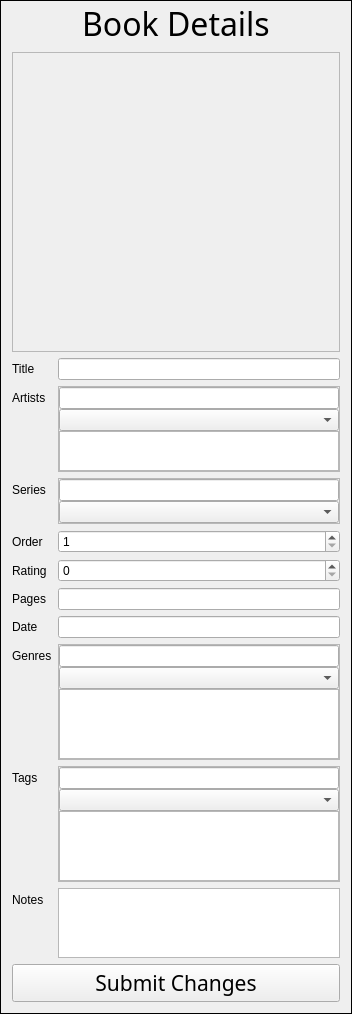
rexosorous/manga-viewer, file ui/details_frame.ui: the form before one commit.
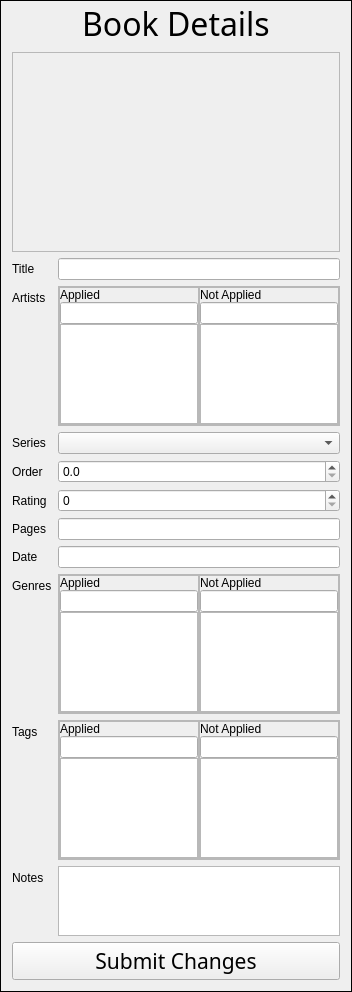
The form after the commit. Icons and pictures are not drawn.

Commit message:
reconfigured how QListWidgetItems were made for metadata entries
there's an issue where the same QListWidgetItem can't be added to more than one QListWidget. i assumed and relied on the opposite being true. so mid development of the details_pane.py, i had to reconfigure how QListWidgetItems were made and distributed which is why you'll see some weird stuff in details_pane.py

The edit to the form file:
```diff
--- a/ui/details_frame.ui
+++ b/ui/details_frame.ui
@@ -47,13 +47,13 @@
      <property name="minimumSize">
       <size>
        <width>0</width>
-       <height>300</height>
+       <height>200</height>
       </size>
      </property>
      <property name="maximumSize">
       <size>
        <width>16777215</width>
-       <height>400</height>
+       <height>200</height>
       </size>
      </property>
      <property name="frameShape">
@@ -82,14 +82,14 @@
        <widget class="QLabel" name="cover_img">
         <property name="minimumSize">
          <size>
-          <width>210</width>
-          <height>300</height>
+          <width>140</width>
+          <height>200</height>
          </size>
         </property>
         <property name="maximumSize">
          <size>
-          <width>210</width>
-          <height>300</height>
+          <width>140</width>
+          <height>200</height>
          </size>
         </property>
         <property name="text">
@@ -109,24 +109,24 @@
      </layout>
     </widget>
    </item>
-   <item row="2" column="0">
+   <item row="3" column="0">
     <widget class="QLabel" name="label_12">
      <property name="text">
       <string>Title</string>
      </property>
     </widget>
    </item>
-   <item row="2" column="1">
+   <item row="3" column="1">
     <widget class="QLineEdit" name="title_text"/>
    </item>
-   <item row="3" column="0">
+   <item row="4" column="0">
     <widget class="QLabel" name="label_8">
      <property name="text">
       <string>Artists</string>
      </property>
     </widget>
    </item>
-   <item row="3" column="1">
+   <item row="4" column="1">
     <widget class="QFrame" name="frame_7">
      <property name="frameShape">
       <enum>QFrame::StyledPanel</enum>
@@ -134,7 +134,7 @@
      <property name="frameShadow">
       <enum>QFrame::Raised</enum>
      </property>
-     <layout class="QVBoxLayout" name="verticalLayout_8">
+     <layout class="QHBoxLayout" name="horizontalLayout_2">
       <property name="spacing">
        <number>0</number>
       </property>
@@ -151,100 +151,191 @@
        <number>0</number>
       </property>
       <item>
-       <widget class="QLineEdit" name="artists_text"/>
+       <widget class="QFrame" name="frame_3">
+        <property name="frameShape">
+         <enum>QFrame::StyledPanel</enum>
+        </property>
+        <property name="frameShadow">
+         <enum>QFrame::Raised</enum>
+        </property>
+        <layout class="QVBoxLayout" name="verticalLayout_3">
+         <property name="spacing">
+          <number>0</number>
+         </property>
+         <property name="leftMargin">
+          <number>0</number>
+         </property>
+         <property name="topMargin">
+          <number>0</number>
+         </property>
+         <property name="rightMargin">
+          <number>0</number>
+         </property>
+         <property name="bottomMargin">
+          <number>0</number>
+         </property>
+         <item>
+          <widget class="QLabel" name="label_6">
+           <property name="text">
+            <string>Applied</string>
+           </property>
+          </widget>
+         </item>
+         <item>
+          <widget class="QLineEdit" name="artists_yes_text"/>
+         </item>
+         <item>
+          <widget class="QListWidget" name="artists_yes_list">
+           <property name="minimumSize">
+            <size>
+             <width>0</width>
+             <height>100</height>
+            </size>
+           </property>
+           <property name="maximumSize">
+            <size>
+             <width>16777215</width>
+             <height>100</height>
+            </size>
+           </property>
+          </widget>
+         </item>
+        </layout>
+       </widget>
       </item>
       <item>
-       <widget class="QComboBox" name="artists_dropdown"/>
-      </item>
-      <item>
-       <widget class="QListWidget" name="artists_list">
-        <property name="maximumSize">
-         <size>
-          <width>16777215</width>
-          <height>40</height>
-         </size>
+       <widget class="QFrame" name="frame_4">
+        <property name="frameShape">
+         <enum>QFrame::StyledPanel</enum>
         </property>
+        <property name="frameShadow">
+         <enum>QFrame::Raised</enum>
+        </property>
+        <layout class="QVBoxLayout" name="verticalLayout_4">
+         <property name="spacing">
+          <number>0</number>
+         </property>
+         <property name="leftMargin">
+          <number>0</number>
+         </property>
+         <property name="topMargin">
+          <number>0</number>
+         </property>
+         <property name="rightMargin">
+          <number>0</number>
+         </property>
+         <property name="bottomMargin">
+          <number>0</number>
+         </property>
+         <item>
+          <widget class="QLabel" name="label_7">
+           <property name="text">
+            <string>Not Applied</string>
+           </property>
+          </widget>
+         </item>
+         <item>
+          <widget class="QLineEdit" name="artists_no_text"/>
+         </item>
+         <item>
+          <widget class="QListWidget" name="artists_no_list">
+           <property name="minimumSize">
+            <size>
+             <width>0</width>
+             <height>100</height>
+            </size>
+           </property>
+           <property name="maximumSize">
+            <size>
+             <width>16777215</width>
+             <height>100</height>
+            </size>
+           </property>
+           <property name="sortingEnabled">
+            <bool>true</bool>
+           </property>
+          </widget>
+         </item>
+        </layout>
        </widget>
       </item>
      </layout>
     </widget>
    </item>
-   <item row="5" column="0">
+   <item row="6" column="0">
     <widget class="QLabel" name="label_11">
      <property name="text">
       <string>Series</string>
      </property>
     </widget>
    </item>
-   <item row="5" column="1">
-    <widget class="QFrame" name="frame_12">
-     <property name="frameShape">
-      <enum>QFrame::StyledPanel</enum>
-     </property>
-     <property name="frameShadow">
-      <enum>QFrame::Raised</enum>
-     </property>
-     <layout class="QVBoxLayout" name="verticalLayout_11">
-      <property name="spacing">
-       <number>0</number>
-      </property>
-      <property name="leftMargin">
-       <number>0</number>
-      </property>
-      <property name="topMargin">
-       <number>0</number>
-      </property>
-      <property name="rightMargin">
-       <number>0</number>
-      </property>
-      <property name="bottomMargin">
-       <number>0</number>
-      </property>
-      <item>
-       <widget class="QLineEdit" name="series_text"/>
-      </item>
-      <item>
-       <widget class="QComboBox" name="series_dropdown"/>
-      </item>
-     </layout>
-    </widget>
+   <item row="6" column="1">
+    <widget class="QComboBox" name="series_dropdown"/>
    </item>
-   <item row="6" column="0">
+   <item row="7" column="0">
     <widget class="QLabel" name="label_9">
      <property name="text">
       <string>Order</string>
      </property>
     </widget>
    </item>
-   <item row="6" column="1">
-    <widget class="QSpinBox" name="order_number">
-     <property name="minimum">
+   <item row="7" column="1">
+    <widget class="QDoubleSpinBox" name="order_number">
+     <property name="decimals">
       <number>1</number>
      </property>
     </widget>
    </item>
-   <item row="7" column="0">
+   <item row="8" column="0">
     <widget class="QLabel" name="label_13">
      <property name="text">
       <string>Rating</string>
      </property>
     </widget>
    </item>
-   <item row="7" column="1">
+   <item row="8" column="1">
     <widget class="QSpinBox" name="rating_number">
      <property name="maximum">
       <number>10</number>
      </property>
     </widget>
    </item>
+   <item row="9" column="0">
+    <widget class="QLabel" name="label_2">
+     <property name="text">
+      <string>Pages</string>
+     </property>
+    </widget>
+   </item>
+   <item row="9" column="1">
+    <widget class="QLineEdit" name="pages_text">
+     <property name="readOnly">
+      <bool>true</bool>
+     </property>
+    </widget>
+   </item>
    <item row="10" column="0">
+    <widget class="QLabel" name="label_3">
+     <property name="text">
+      <string>Date</string>
+     </property>
+    </widget>
+   </item>
+   <item row="10" column="1">
+    <widget class="QLineEdit" name="date_text">
+     <property name="readOnly">
+      <bool>true</bool>
+     </property>
+    </widget>
+   </item>
+   <item row="11" column="0">
     <widget class="QLabel" name="label_10">
      <property name="text">
       <string>Genres</string>
      </property>
     </widget>
    </item>
-   <item row="10" column="1">
+   <item row="11" column="1">
     <widget class="QFrame" name="frame_11">
      <property name="frameShape">
       <enum>QFrame::StyledPanel</enum>
@@ -252,7 +343,7 @@
      <property name="frameShadow">
       <enum>QFrame::Raised</enum>
      </property>
-     <layout class="QVBoxLayout" name="verticalLayout_10">
+     <layout class="QHBoxLayout" name="horizontalLayout">
       <property name="spacing">
        <number>0</number>
       </property>
@@ -269,32 +360,128 @@
        <number>0</number>
       </property>
       <item>
-       <widget class="QLineEdit" name="genres_text"/>
+       <widget class="QFrame" name="frame_2">
+        <property name="frameShape">
+         <enum>QFrame::StyledPanel</enum>
+        </property>
+        <property name="frameShadow">
+         <enum>QFrame::Raised</enum>
+        </property>
+        <layout class="QVBoxLayout" name="verticalLayout_2">
+         <property name="spacing">
+          <number>0</number>
+         </property>
+         <property name="leftMargin">
+          <number>0</number>
+         </property>
+         <property name="topMargin">
+          <number>0</number>
+         </property>
+         <property name="rightMargin">
+          <number>0</number>
+         </property>
+         <property name="bottomMargin">
+          <number>0</number>
+         </property>
+         <item>
+          <widget class="QLabel" name="label_4">
+           <property name="text">
+            <string>Applied</string>
+           </property>
+          </widget>
+         </item>
+         <item>
+          <widget class="QLineEdit" name="genres_yes_text"/>
+         </item>
+         <item>
+          <widget class="QListWidget" name="genres_yes_list">
+           <property name="minimumSize">
+            <size>
+             <width>0</width>
+             <height>100</height>
+            </size>
+           </property>
+           <property name="maximumSize">
+            <size>
+             <width>16777215</width>
+             <height>100</height>
+            </size>
+           </property>
+           <property name="sortingEnabled">
+            <bool>true</bool>
+           </property>
+          </widget>
+         </item>
+        </layout>
+       </widget>
       </item>
       <item>
-       <widget class="QComboBox" name="genres_dropdown"/>
-      </item>
-      <item>
-       <widget class="QListWidget" name="genres_list">
-        <property name="maximumSize">
-         <size>
-          <width>16777215</width>
-          <height>75</height>
-         </size>
+       <widget class="QFrame" name="frame">
+        <property name="frameShape">
+         <enum>QFrame::StyledPanel</enum>
         </property>
+        <property name="frameShadow">
+         <enum>QFrame::Raised</enum>
+        </property>
+        <layout class="QVBoxLayout" name="verticalLayout">
+         <property name="spacing">
+          <number>0</number>
+         </property>
+         <property name="leftMargin">
+          <number>0</number>
+         </property>
+         <property name="topMargin">
+          <number>0</number>
+         </property>
+         <property name="rightMargin">
+          <number>0</number>
+         </property>
+         <property name="bottomMargin">
+          <number>0</number>
+         </property>
+         <item>
+          <widget class="QLabel" name="label_5">
+           <property name="text">
+            <string>Not Applied</string>
+           </property>
+          </widget>
+         </item>
+         <item>
+          <widget class="QLineEdit" name="genres_no_text"/>
+         </item>
+         <item>
+          <widget class="QListWidget" name="genres_no_list">
+           <property name="minimumSize">
+            <size>
+             <width>0</width>
+             <height>100</height>
+            </size>
+           </property>
+           <property name="maximumSize">
+            <size>
+             <width>16777215</width>
+             <height>100</height>
+            </size>
+           </property>
+           <property name="sortingEnabled">
+            <bool>true</bool>
+           </property>
+          </widget>
+         </item>
+        </layout>
        </widget>
       </item>
      </layout>
     </widget>
    </item>
-   <item row="11" column="0">
+   <item row="12" column="0">
     <widget class="QLabel" name="label_14">
      <property name="text">
       <string>Tags</string>
      </property>
     </widget>
    </item>
-   <item row="11" column="1">
+   <item row="12" column="1">
     <widget class="QFrame" name="frame_8">
      <property name="frameShape">
       <enum>QFrame::StyledPanel</enum>
@@ -302,7 +489,7 @@
      <property name="frameShadow">
       <enum>QFrame::Raised</enum>
      </property>
-     <layout class="QVBoxLayout" name="verticalLayout_9">
+     <layout class="QHBoxLayout" name="horizontalLayout_3">
       <property name="spacing">
        <number>0</number>
       </property>
@@ -319,35 +506,131 @@
        <number>0</number>
       </property>
       <item>
-       <widget class="QLineEdit" name="tags_text"/>
+       <widget class="QFrame" name="frame_6">
+        <property name="frameShape">
+         <enum>QFrame::StyledPanel</enum>
+        </property>
+        <property name="frameShadow">
+         <enum>QFrame::Raised</enum>
+        </property>
+        <layout class="QVBoxLayout" name="verticalLayout_6">
+         <property name="spacing">
+          <number>0</number>
+         </property>
+         <property name="leftMargin">
+          <number>0</number>
+         </property>
+         <property name="topMargin">
+          <number>0</number>
+         </property>
+         <property name="rightMargin">
+          <number>0</number>
+         </property>
+         <property name="bottomMargin">
+          <number>0</number>
+         </property>
+         <item>
+          <widget class="QLabel" name="label_16">
+           <property name="text">
+            <string>Applied</string>
+           </property>
+          </widget>
+         </item>
+         <item>
+          <widget class="QLineEdit" name="tags_yes_text"/>
+         </item>
+         <item>
+          <widget class="QListWidget" name="tags_yes_list">
+           <property name="minimumSize">
+            <size>
+             <width>0</width>
+             <height>100</height>
+            </size>
+           </property>
+           <property name="maximumSize">
+            <size>
+             <width>16777215</width>
+             <height>100</height>
+            </size>
+           </property>
+           <property name="sortingEnabled">
+            <bool>true</bool>
+           </property>
+          </widget>
+         </item>
+        </layout>
+       </widget>
       </item>
       <item>
-       <widget class="QComboBox" name="tags_dropdown"/>
-      </item>
-      <item>
-       <widget class="QListWidget" name="tags_list">
-        <property name="maximumSize">
-         <size>
-          <width>16777215</width>
-          <height>75</height>
-         </size>
+       <widget class="QFrame" name="frame_5">
+        <property name="frameShape">
+         <enum>QFrame::StyledPanel</enum>
         </property>
+        <property name="frameShadow">
+         <enum>QFrame::Raised</enum>
+        </property>
+        <layout class="QVBoxLayout" name="verticalLayout_5">
+         <property name="spacing">
+          <number>0</number>
+         </property>
+         <property name="leftMargin">
+          <number>0</number>
+         </property>
+         <property name="topMargin">
+          <number>0</number>
+         </property>
+         <property name="rightMargin">
+          <number>0</number>
+         </property>
+         <property name="bottomMargin">
+          <number>0</number>
+         </property>
+         <item>
+          <widget class="QLabel" name="label_15">
+           <property name="text">
+            <string>Not Applied</string>
+           </property>
+          </widget>
+         </item>
+         <item>
+          <widget class="QLineEdit" name="tags_no_text"/>
+         </item>
+         <item>
+          <widget class="QListWidget" name="tags_no_list">
+           <property name="minimumSize">
+            <size>
+             <width>0</width>
+             <height>100</height>
+            </size>
+           </property>
+           <property name="maximumSize">
+            <size>
+             <width>16777215</width>
+             <height>100</height>
+            </size>
+           </property>
+           <property name="sortingEnabled">
+            <bool>true</bool>
+           </property>
+          </widget>
+         </item>
+        </layout>
        </widget>
       </item>
      </layout>
     </widget>
    </item>
-   <item row="12" column="0">
+   <item row="13" column="0">
     <widget class="QLabel" name="label">
      <property name="text">
       <string>Notes</string>
      </property>
     </widget>
    </item>
-   <item row="12" column="1">
+   <item row="13" column="1">
     <widget class="QTextEdit" name="notes_text"/>
    </item>
-   <item row="13" column="0" colspan="2">
+   <item row="14" column="0" colspan="2">
     <widget class="QPushButton" name="submit_button">
      <property name="font">
       <font>
@@ -360,34 +643,6 @@
      </property>
     </widget>
    </item>
-   <item row="8" column="0">
-    <widget class="QLabel" name="label_2">
-     <property name="text">
-      <string>Pages</string>
-     </property>
-    </widget>
-   </item>
-   <item row="9" column="0">
-    <widget class="QLabel" name="label_3">
-     <property name="text">
-      <string>Date</string>
-     </property>
-    </widget>
-   </item>
-   <item row="8" column="1">
-    <widget class="QLineEdit" name="pages_text">
-     <property name="readOnly">
-      <bool>true</bool>
-     </property>
-    </widget>
-   </item>
-   <item row="9" column="1">
-    <widget class="QLineEdit" name="date_text">
-     <property name="readOnly">
-      <bool>true</bool>
-     </property>
-    </widget>
-   </item>
   </layout>
  </widget>
  <resources/>
```
The commit also changes 8 other files.
